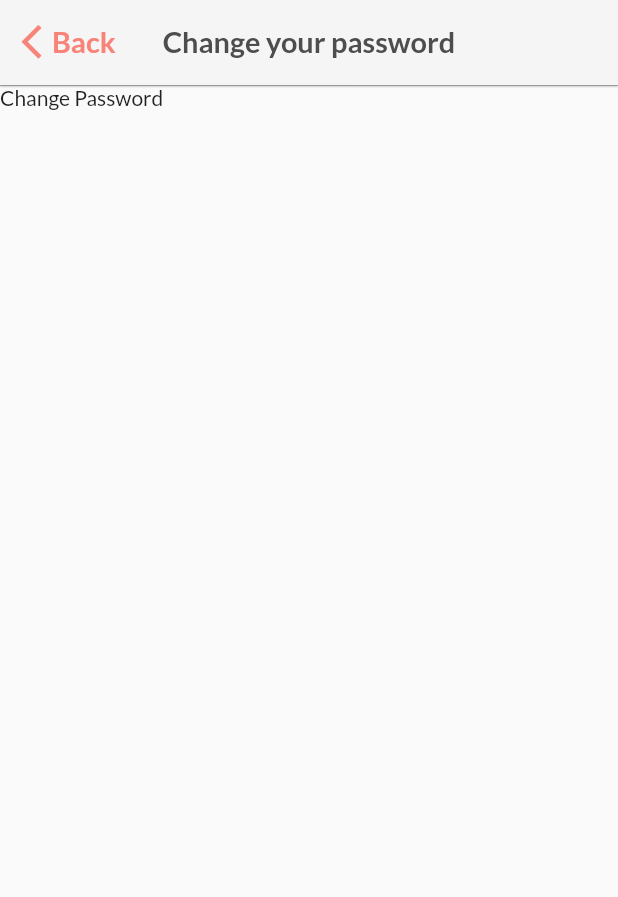
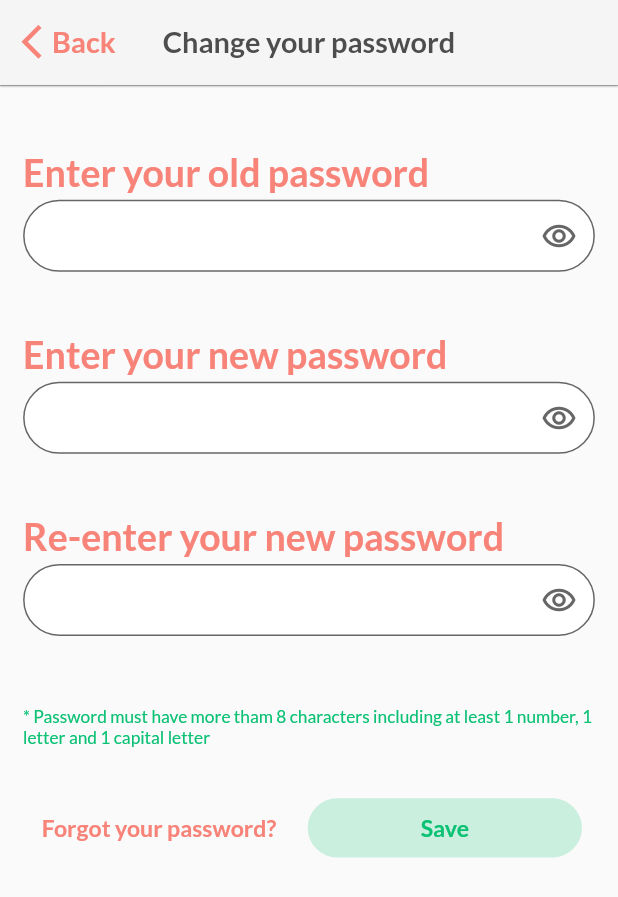
Before and after one commit to 2014469/note_app, a Flutter app: the ChangePasswordScreen screen opened by its route, on a phone screen of 412 x 824 dp. Shown: the top 897 px of the screen. Run offline on Flutter 3.47's test engine with Material 2 defaults, Android fonts, the phone set to English and light mode, and no system bars; our stand-ins replace cloud_firestore, firebase_auth, firebase_core, firebase_storage, flutter_colorpicker, flutter_screenutil and 7 more; missing offline and left inert: flutter_quill, flutter_quill_extensions; accounts and stored records are empty; network calls fail.

Commit message:
Designing Change_Password screen✅

```diff
--- a/lib/screens/change_password.screen.dart
+++ b/lib/screens/change_password.screen.dart
@@ -1,18 +1,113 @@
 import 'package:flutter/material.dart';
+import 'package:flutter_screenutil/flutter_screenutil.dart';
+import 'package:note_app/resources/colors/colors.dart';
+import 'package:note_app/resources/fonts/enum_text_styles.dart';
+import 'package:note_app/resources/fonts/text_styles.dart';
+import 'package:note_app/screens/user_info/buttons.dart';
+import 'package:note_app/utils/routes/routes.dart';
 import 'package:note_app/widgets/app_bar.dart';
+import 'package:note_app/widgets/text_field/text_field.dart';
 
 class ChangePasswordScreen extends StatelessWidget {
   const ChangePasswordScreen({super.key});
 
   @override
   Widget build(BuildContext context) {
+    TextEditingController oldPassword = TextEditingController();
+    TextEditingController newPassword = TextEditingController();
+    TextEditingController retypePassword = TextEditingController();
     return Scaffold(
-      appBar: CustomAppbar(
-        title: "Change your password",
-        isH6Title: true,
-        handleBackBtn: (() => Navigator.of(context).pop()),
-      ),
-      body: const Text("Change Password"),
-    );
+        appBar: CustomAppbar(
+          title: "Change your password",
+          isH6Title: true,
+          handleBackBtn: (() => Navigator.of(context).pop()),
+        ),
+        body: SafeArea(
+          child: Center(
+            child: Column(
+              crossAxisAlignment: CrossAxisAlignment.start,
+              children: [
+                SizedBox(
+                  height: 48.h,
+                ),
+                Padding(
+                  padding: EdgeInsets.symmetric(horizontal: 16.0.w),
+                  child: Text(
+                    "Enter your old password",
+                    style: AppTextStyles.h5[TextWeights.semibold]
+                        ?.copyWith(color: AppColors.primary),
+                  ),
+                ),
+                PasswordField(controller: oldPassword),
+                SizedBox(
+                  height: 16.h,
+                ),
+                Padding(
+                  padding: EdgeInsets.symmetric(horizontal: 16.0.w),
+                  child: Text(
+                    "Enter your new password",
+                    style: AppTextStyles.h5[TextWeights.semibold]
+                        ?.copyWith(color: AppColors.primary),
+                  ),
+                ),
+                PasswordField(controller: newPassword),
+                SizedBox(
+                  height: 16.h,
+                ),
+                Padding(
+                  padding: EdgeInsets.symmetric(horizontal: 16.0.w),
+                  child: Text(
+                    "Re-enter your new password",
+                    style: AppTextStyles.h5[TextWeights.semibold]
+                        ?.copyWith(color: AppColors.primary),
+                  ),
+                ),
+                PasswordField(controller: retypePassword),
+                SizedBox(
+                  height: 24.h,
+                ),
+                Padding(
+                  padding: EdgeInsets.symmetric(horizontal: 16.w),
+                  child: Text(
+                    "* Password must have more tham 8 characters including at least 1 number, 1 letter and 1 capital letter",
+                    style: AppTextStyles.caption[TextWeights.regular]
+                        ?.copyWith(color: const Color(0xff0AC174)),
+                  ),
+                ),
+                SizedBox(
+                  height: 24.h,
+                ),
+                Padding(
+                  padding: EdgeInsets.symmetric(horizontal: 16.w),
+                  child: Row(
+                    mainAxisAlignment: MainAxisAlignment.spaceAround,
+                    children: [
+                      OutlinedButton(
+                        style: OutlinedButton.styleFrom(
+                            padding: EdgeInsets.symmetric(
+                                vertical: 12.5.h, horizontal: 12.w),
+                            side: const BorderSide(color: Colors.transparent)),
+                        onPressed: () => Navigator.of(context).pushNamed(Routes.resetPassword),
+                        child: Text(
+                          'Forgot your password?',
+                          style: AppTextStyles.subtitile[TextWeights.semibold]
+                              ?.copyWith(
+                            color: AppColors.primary,
+                          ),
+                        ),
+                      ),
+                      ColorButton(
+                          isLarge: false,
+                          text: 'Save',
+                          isOpacity: true,
+                          color: const Color(0xff0ac174),
+                          onpressed: () {})
+                    ],
+                  ),
+                )
+              ],
+            ),
+          ),
+        ));
   }
 }
--- a/lib/utils/routes/routes.dart
+++ b/lib/utils/routes/routes.dart
@@ -5,6 +5,7 @@ import 'package:note_app/screens/delete_account.screen.dart';
 import 'package:note_app/screens/home.screen.dart';
 import 'package:note_app/screens/info_user.screen.dart';
 import 'package:note_app/screens/sign_in_up/login.screen.dart';
+import 'package:note_app/screens/sign_in_up/reset_password.screen.dart';
 import 'package:note_app/screens/sign_in_up/sign_up.screen.dart';
 
 import '../../screens/notes/edit/edit_note.screen.dart';
@@ -23,6 +24,7 @@ class Routes {
   static const String editNote = '/editNote';
   static const String changePassword = '/changePassword';
   static const String deleteAccount = '/deleteAccount';
+  static const String resetPassword = '/resetPassword';
 
   static final routes = <String, WidgetBuilder>{
     login: (BuildContext context) => const LoginScreen(),
@@ -34,5 +36,6 @@ class Routes {
     editNote: (BuildContext context) => const EditNoteScreen(),
     changePassword: (BuildContext context) => const ChangePasswordScreen(),
     deleteAccount: (BuildContext context) => const DeleteAccountScreen(),
+    resetPassword: (BuildContext context) => const ResetPassword(),
   };
 }
```
